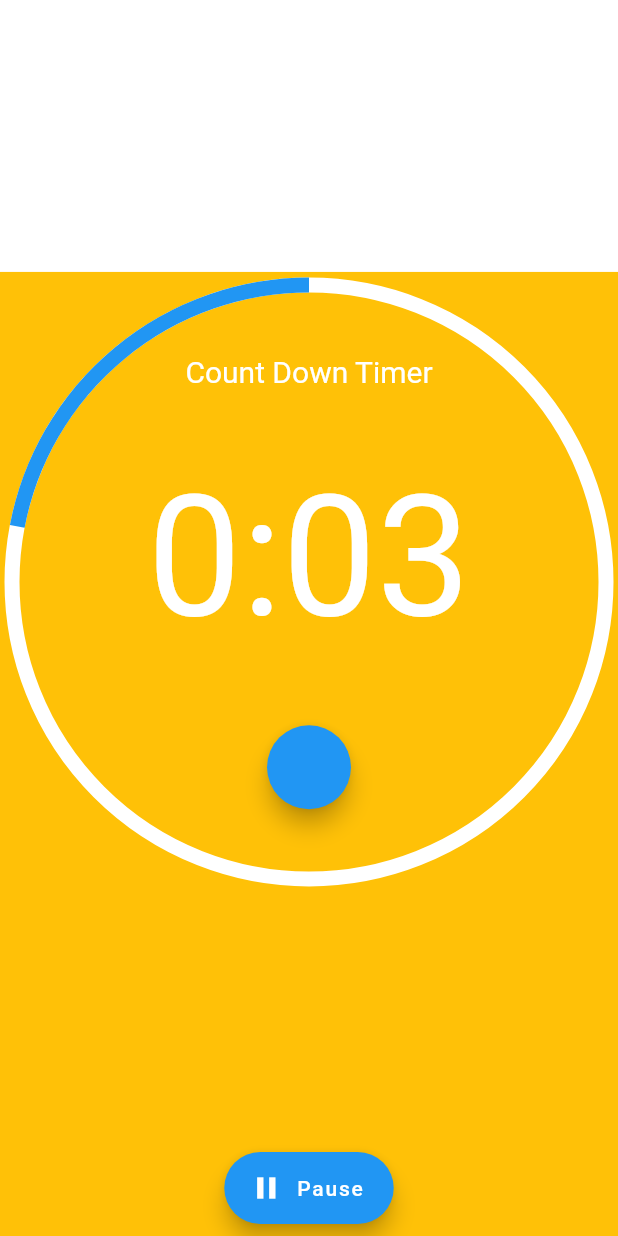
After one commit to hashlash/logger, a Flutter app: the CountDownTimer screen opened directly, after a tap on "Play", on a phone screen of 412 x 824 dp. The commit adds this screen. Run offline on Flutter 3.47's test engine with Material 2 defaults, Android fonts, the phone set to English and light mode, and no system bars.

Commit message:
stash: develop

```diff
--- /dev/null
+++ b/lib/countdown.dart
@@ -0,0 +1,174 @@
+import 'dart:math' as math;
+
+import 'package:flutter/material.dart';
+
+void main() => runApp(MyApp());
+
+class MyApp extends StatelessWidget {
+  @override
+  Widget build(BuildContext context) {
+    return MaterialApp(
+      home: CountDownTimer(),
+      debugShowCheckedModeBanner: false,
+      theme: ThemeData(
+        iconTheme: IconThemeData(
+          color: Colors.white,
+        ),
+        accentColor: Colors.red,
+      ),
+    );
+  }
+}
+
+class CountDownTimer extends StatefulWidget {
+  @override
+  _CountDownTimerState createState() => _CountDownTimerState();
+}
+
+class _CountDownTimerState extends State<CountDownTimer>
+    with TickerProviderStateMixin {
+  AnimationController controller;
+
+  String get timerString {
+    Duration duration = controller.duration * controller.value;
+    return '${duration.inMinutes}:${(duration.inSeconds % 60).toString().padLeft(2, '0')}';
+  }
+
+  @override
+  void initState() {
+    super.initState();
+    controller = AnimationController(
+      vsync: this,
+      duration: Duration(seconds: 5),
+    );
+  }
+
+  @override
+  Widget build(BuildContext context) {
+    ThemeData themeData = Theme.of(context);
+    return Scaffold(
+      backgroundColor: Colors.white10,
+      body: AnimatedBuilder(
+          animation: controller,
+          builder: (context, child) {
+            return Stack(
+              children: <Widget>[
+                Align(
+                  alignment: Alignment.bottomCenter,
+                  child:
+                  Container(
+                    color: Colors.amber,
+                    height:
+                    controller.value * MediaQuery.of(context).size.height,
+                  ),
+                ),
+                Padding(
+                  padding: EdgeInsets.all(8.0),
+                  child: Column(
+                    mainAxisAlignment: MainAxisAlignment.spaceBetween,
+                    children: <Widget>[
+                      Expanded(
+                        child: Align(
+                          alignment: FractionalOffset.center,
+                          child: AspectRatio(
+                            aspectRatio: 1.0,
+                            child: Stack(
+                              children: <Widget>[
+                                Positioned.fill(
+                                  child: CustomPaint(
+                                      painter: CustomTimerPainter(
+                                        animation: controller,
+                                        backgroundColor: Colors.white,
+                                        color: themeData.indicatorColor,
+                                      )),
+                                ),
+                                Align(
+                                  alignment: FractionalOffset.center,
+                                  child: Column(
+                                    mainAxisAlignment:
+                                    MainAxisAlignment.spaceEvenly,
+                                    crossAxisAlignment:
+                                    CrossAxisAlignment.center,
+                                    children: <Widget>[
+                                      Text(
+                                        "Count Down Timer",
+                                        style: TextStyle(
+                                            fontSize: 20.0,
+                                            color: Colors.white),
+                                      ),
+                                      Text(
+                                        timerString,
+                                        style: TextStyle(
+                                            fontSize: 112.0,
+                                            color: Colors.white),
+                                      ),
+                                      FloatingActionButton(),
+                                    ],
+                                  ),
+                                ),
+                              ],
+                            ),
+                          ),
+                        ),
+                      ),
+                      AnimatedBuilder(
+                          animation: controller,
+                          builder: (context, child) {
+                            return FloatingActionButton.extended(
+                                onPressed: () {
+                                  if (controller.isAnimating)
+                                    controller.stop();
+                                  else {
+                                    controller.reverse(
+                                        from: controller.value == 0.0
+                                            ? 1.0
+                                            : controller.value);
+                                  }
+                                },
+                                icon: Icon(controller.isAnimating
+                                    ? Icons.pause
+                                    : Icons.play_arrow),
+                                label: Text(
+                                    controller.isAnimating ? "Pause" : "Play"));
+                          }),
+                    ],
+                  ),
+                ),
+              ],
+            );
+          }),
+    );
+  }
+}
+
+class CustomTimerPainter extends CustomPainter {
+  CustomTimerPainter({
+    this.animation,
+    this.backgroundColor,
+    this.color,
+  }) : super(repaint: animation);
+
+  final Animation<double> animation;
+  final Color backgroundColor, color;
+
+  @override
+  void paint(Canvas canvas, Size size) {
+    Paint paint = Paint()
+      ..color = backgroundColor
+      ..strokeWidth = 10.0
+      ..strokeCap = StrokeCap.butt
+      ..style = PaintingStyle.stroke;
+
+    canvas.drawCircle(size.center(Offset.zero), size.width / 2.0, paint);
+    paint.color = color;
+    double progress = (1.0 - animation.value) * 2 * math.pi;
+    canvas.drawArc(Offset.zero & size, math.pi * 1.5, -progress, false, paint);
+  }
+
+  @override
+  bool shouldRepaint(CustomTimerPainter old) {
+    return animation.value != old.animation.value ||
+        color != old.color ||
+        backgroundColor != old.backgroundColor;
+  }
+}
--- a/lib/main.dart
+++ b/lib/main.dart
@@ -1,6 +1,12 @@
 import 'package:flutter/material.dart';
+import 'package:flutter/rendering.dart';
 
-void main() => runApp(MyApp());
+import 'countdown.dart';
+
+void main() {
+  debugPaintSizeEnabled = true;
+  runApp(MyApp());
+}
 
 class MyApp extends StatelessWidget {
   // This widget is the root of your application.
@@ -20,6 +26,7 @@ class MyApp extends StatelessWidget {
         // is not restarted.
         primarySwatch: Colors.blue,
       ),
+//      home: CountDownTimer(),
       home: MyHomePage(title: 'Flutter Demo Home Page'),
     );
   }
```
Also changed, not shown: lib/simple.dart (added).
